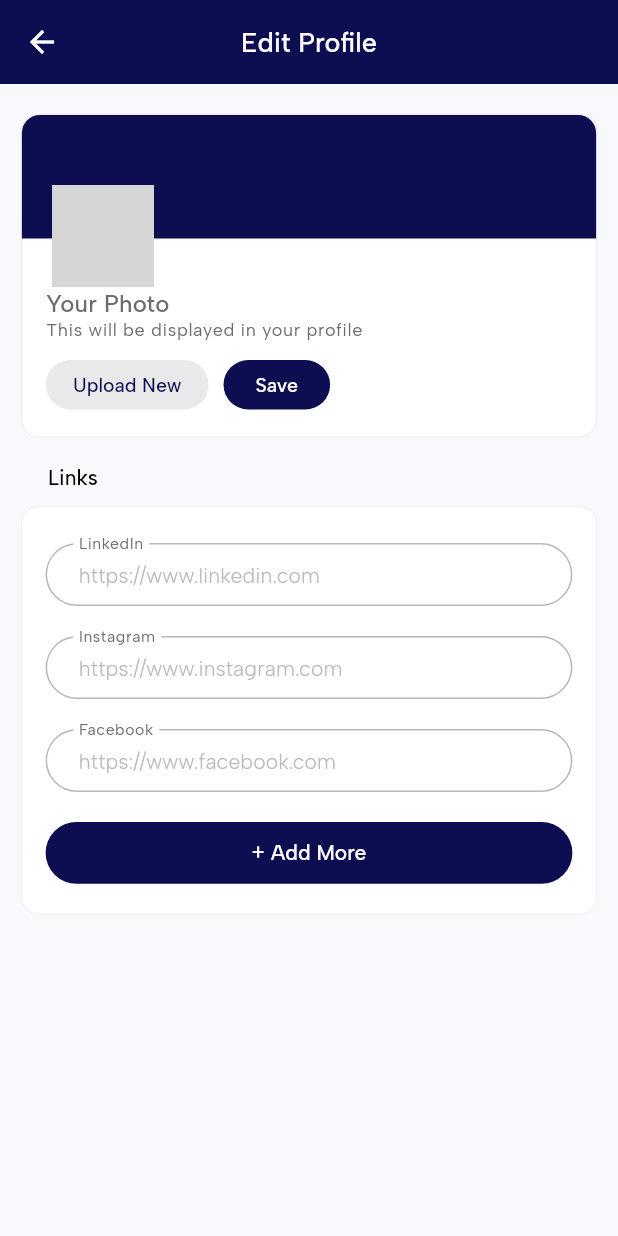
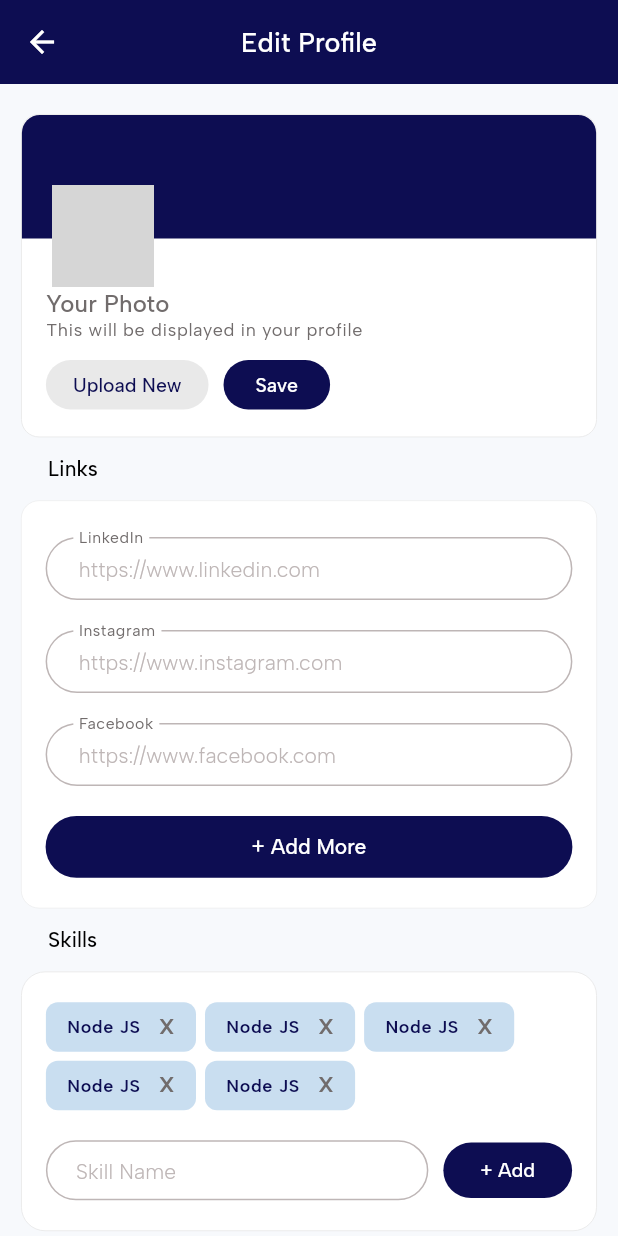
Before and after one commit to saugatBhupal/co-sphere, a Flutter app: the EditProfileScreen screen opened by its route, on a phone screen of 412 x 824 dp. Run offline on Flutter 3.47's test engine with Material 3 defaults, Android fonts, the phone set to English and light mode, and no system bars; drawn by our look-alikes of cached_network_image; our stand-ins replace flutter_svg, shimmer; network calls fail; grey boxes are pictures that could not be loaded.

Commit message:
skills edit cards

```diff
--- a/lib/src/core/constants/app_strings.dart
+++ b/lib/src/core/constants/app_strings.dart
@@ -33,7 +33,7 @@ class AppStrings {
   static const String phone = "Phone Number";
   static const String password = "Password";
   static const String forgot = "Forgot Password?";
-  static const String name = "Full Name";
+  static const String fullName = "Full Name";
   static const String dob = "Date of Birth";
   static const String code = "+977";
   static const String enter = "Enter your";
@@ -100,4 +100,5 @@ class AppStrings {
   static const instagramLink = "https://www.instagram.com";
   static const facebookLink = "https://www.facebook.com";
   static const add = "+ Add";
+  static const skillName = "Skill Name";
 }
--- a/lib/src/features/profile/presentation/screens/edit_profile_screen.dart
+++ b/lib/src/features/profile/presentation/screens/edit_profile_screen.dart
@@ -3,6 +3,7 @@ import 'package:cosphere/src/core/constants/app_fonts.dart';
 import 'package:cosphere/src/core/constants/app_strings.dart';
 import 'package:cosphere/src/features/profile/presentation/widgets/edit_images.dart';
 import 'package:cosphere/src/features/profile/presentation/widgets/edit_links.dart';
+import 'package:cosphere/src/features/profile/presentation/widgets/edit_skills.dart';
 import 'package:flutter/material.dart';
 
 class EditProfileScreen extends StatelessWidget {
@@ -24,7 +25,8 @@ class EditProfileScreen extends StatelessWidget {
           ),
         ),
       ),
-      body: Padding(
+      body: SingleChildScrollView(
+        child: Padding(
           padding: EdgeInsets.symmetric(horizontal: 14.0),
           child: Column(
             crossAxisAlignment: CrossAxisAlignment.start,
@@ -32,7 +34,10 @@ class EditProfileScreen extends StatelessWidget {
               const EditImages(),
               _buildTitle(context, title: AppStrings.links),
               const EditLinks(),
+              _buildTitle(context, title: AppStrings.skill),
+              const EditSkills()
             ],
+          ),
         ),
       ),
     );
@@ -41,7 +46,7 @@ class EditProfileScreen extends StatelessWidget {
 
 Widget _buildTitle(BuildContext context, {required String title}) {
   return Padding(
-    padding: const EdgeInsets.only(left: 18.0, bottom: 12),
+    padding: const EdgeInsets.symmetric(horizontal: 18.0, vertical: 14),
     child: Text(
       title,
       style: Theme.of(context).textTheme.bodyLarge!.copyWith(
--- a/lib/src/features/profile/presentation/widgets/cards/review_card.dart
+++ b/lib/src/features/profile/presentation/widgets/cards/review_card.dart
@@ -1,4 +1,3 @@
-// ignore_for_file: public_member_api_docs, sort_constructors_first
 import 'package:cosphere/src/core/constants/app_fonts.dart';
 import 'package:flutter/material.dart';
 
--- a/lib/src/features/profile/presentation/widgets/edit_images.dart
+++ b/lib/src/features/profile/presentation/widgets/edit_images.dart
@@ -14,7 +14,7 @@ class EditImages extends StatelessWidget {
   Widget build(BuildContext context) {
     final _textTheme = Theme.of(context).textTheme;
     return Container(
-      margin: const EdgeInsets.symmetric(vertical: 20),
+      margin: const EdgeInsets.only(top: 20),
       decoration: BoxDecoration(
         color: AppColors.white,
         border: Border.all(width: 0.6, color: AppColors.plaster),
--- /dev/null
+++ b/lib/src/features/profile/presentation/widgets/edit_skills.dart
@@ -0,0 +1,114 @@
+import 'package:cosphere/src/core/constants/app_colors.dart';
+import 'package:cosphere/src/core/constants/app_fonts.dart';
+import 'package:cosphere/src/core/constants/app_strings.dart';
+import 'package:cosphere/src/core/constants/media_query_values.dart';
+import 'package:cosphere/widgets/buttons/dark_rounded_button.dart';
+import 'package:cosphere/widgets/input_fields/input_field.dart';
+import 'package:flutter/material.dart';
+
+class EditSkills extends StatefulWidget {
+  const EditSkills({super.key});
+
+  @override
+  State<EditSkills> createState() => _EditSkillsState();
+}
+
+class _EditSkillsState extends State<EditSkills> {
+  late final TextEditingController _skillNameController;
+
+  @override
+  void initState() {
+    super.initState();
+    _skillNameController = TextEditingController();
+  }
+
+  @override
+  void dispose() {
+    super.dispose();
+    _skillNameController.dispose();
+  }
+
+  @override
+  Widget build(BuildContext context) {
+    final _textTheme = Theme.of(context).textTheme;
+    return Container(
+      width: context.width,
+      padding: const EdgeInsets.symmetric(horizontal: 16, vertical: 20),
+      decoration: BoxDecoration(
+        color: AppColors.white,
+        borderRadius: const BorderRadius.all(Radius.circular(16)),
+        border: Border.all(width: 0.6, color: AppColors.plaster),
+      ),
+      child: Column(
+        crossAxisAlignment: CrossAxisAlignment.start,
+        children: [
+          Wrap(
+            spacing: 6,
+            runSpacing: 6,
+            children: [
+              ...List.generate(
+                5,
+                (index) {
+                  return Container(
+                    padding:
+                        const EdgeInsets.symmetric(horizontal: 14, vertical: 6),
+                    decoration: const BoxDecoration(
+                      color: AppColors.genie,
+                      borderRadius: BorderRadius.all(Radius.circular(8.0)),
+                    ),
+                    child: Row(
+                      mainAxisSize: MainAxisSize.min,
+                      children: [
+                        Text(
+                          "Node JS",
+                          style: _textTheme.bodySmall!.copyWith(
+                            color: AppColors.midnight,
+                            fontWeight: FontThickness.semiBold,
+                          ),
+                        ),
+                        const SizedBox(width: 12),
+                        Text(
+                          "X",
+                          style: _textTheme.bodyLarge!.copyWith(
+                            color: AppColors.grey,
+                            fontWeight: FontThickness.bold,
+                          ),
+                        ),
+                      ],
+                    ),
+                  );
+                },
+              ),
+            ],
+          ),
+          const SizedBox(height: 20),
+          Row(
+            children: [
+              Expanded(
+                child: SizedBox(
+                  height: 40,
+                  child: InputField(
+                    textController: _skillNameController,
+                    label: "",
+                    hintText: "Skill Name",
+                  ),
+                ),
+              ),
+              Padding(
+                padding: const EdgeInsets.only(left: 10.0),
+                child: SizedBox(
+                  width: context.width / 4.8,
+                  child: const DarkRoundedButton(
+                    title: AppStrings.add,
+                    fontSize: 13,
+                    padding: EdgeInsets.symmetric(vertical: 10, horizontal: 12),
+                  ),
+                ),
+              ),
+            ],
+          ),
+        ],
+      ),
+    );
+  }
+}
--- a/lib/views/signup/signup_screen.dart
+++ b/lib/views/signup/signup_screen.dart
@@ -74,9 +74,10 @@ class _SignupScreenState extends State<SignupScreen> {
                   const SizedBox(height: 25),
                   InputField(
                     textController: _nameController,
-                    label: AppStrings.name,
+                    label: AppStrings.fullName,
                     validator: (val) {
-                      return FormValidator.validateTitle(val, AppStrings.name);
+                      return FormValidator.validateTitle(
+                          val, AppStrings.fullName);
                     },
                   ),
                   const SizedBox(height: 25),
```
Lines whose indentation alone changed are shown as unchanged.
